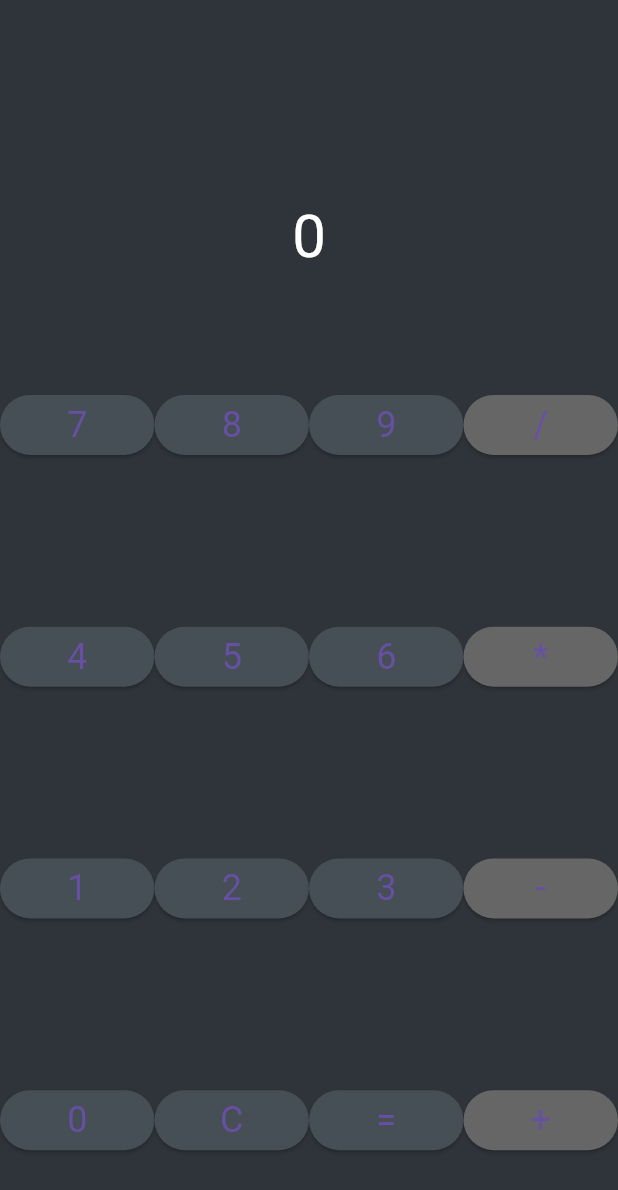
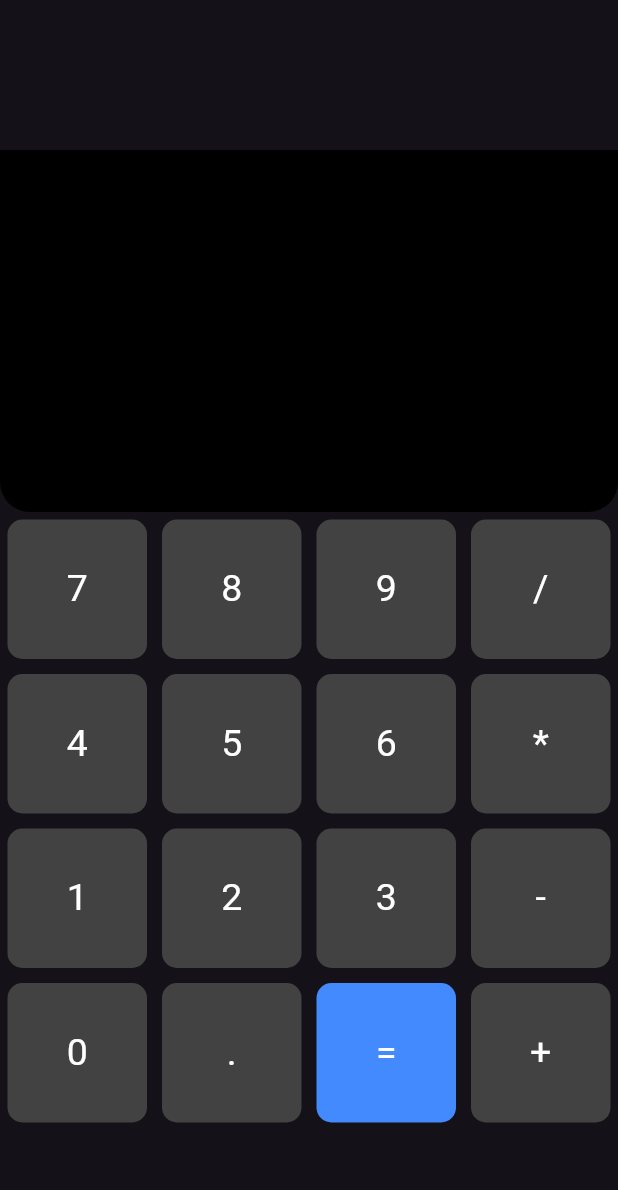
Before and after one commit to tarun225601-star/Vizia-app, a Flutter app: the screen it shows after launch, on a phone screen of 412 x 824 dp. Shown: the top 1190 px of the screen. Run offline on Flutter 3.47's test engine with Material 3 defaults, Android fonts, the phone set to English and light mode, and no system bars.

Commit message:
AI Agent update: built app for prompt -> Build a complete, fully functional, and beautifully styled Calculator app in Flutter. The entire application must be written as a single, self-contained, clean Dart file for lib/main.dart with a modern dark theme. It needs a

```diff
--- a/lib/main.dart
+++ b/lib/main.dart
@@ -12,8 +12,8 @@ class MyApp extends StatelessWidget {
     return MaterialApp(
       title: 'Calculator',
       theme: ThemeData(
-        primarySwatch: Colors.grey,
-        scaffoldBackgroundColor: const Color(0xFF2F343A),
+        primarySwatch: Colors.blue,
+        brightness: Brightness.dark,
       ),
       home: const Calculator(),
     );
@@ -28,15 +28,30 @@ class Calculator extends StatefulWidget {
 }
 
 class _CalculatorState extends State<Calculator> {
+  final List<String> _buttons = [
+    '7',
+    '8',
+    '9',
+    '/',
+    '4',
+    '5',
+    '6',
+    '*',
+    '1',
+    '2',
+    '3',
+    '-',
+    '0',
+    '.',
+    '=',
+    '+'
+  ];
   String _expression = '';
-  String _result = '0';
+  String _result = '';
 
-  void _onPressed(String value) {
+  void _onButtonPressed(String button) {
     setState(() {
-      if (value == 'C') {
-        _expression = '';
-        _result = '0';
-      } else if (value == '=') {
+      if (button == '=') {
         try {
           _result = _calculate(_expression).toString();
           _expression = _result;
@@ -44,66 +59,17 @@ class _CalculatorState extends State<Calculator> {
           _result = 'Error';
           _expression = '';
         }
+      } else if (button == 'C') {
+        _expression = '';
+        _result = '';
       } else {
-        if (_expression.isEmpty && value == '0') {
-          _expression = '';
-        } else {
-          _expression += value;
-        }
+        _expression += button;
       }
     });
   }
 
   double _calculate(String expression) {
-    try {
-      return double.parse(expression);
-    } on FormatException {
-      try {
-        return _calculateSimpleExpression(expression);
-      } on FormatException {
-        rethrow;
-      }
-    }
-  }
-
-  double _calculateSimpleExpression(String expression) {
-    final operators = <String>['+', '-', '*', '/'];
-    for (var i = 0; i < operators.length; i++) {
-      final operator = operators[i];
-      final indexOfOperator = expression.lastIndexOf(operator);
-      if (indexOfOperator != -1) {
-        final left = expression.substring(0, indexOfOperator);
-        final right = expression.substring(indexOfOperator + 1);
-        try {
-          double leftNumber = double.parse(left);
-          double rightNumber = double.parse(right);
-          double result;
-          switch (operator) {
-            case '+':
-              result = leftNumber + rightNumber;
-              break;
-            case '-':
-              result = leftNumber - rightNumber;
-              break;
-            case '*':
-              result = leftNumber * rightNumber;
-              break;
-            case '/':
-              if (rightNumber == 0) {
-                throw FormatException('Division by zero');
-              }
-              result = leftNumber / rightNumber;
-              break;
-            default:
-              throw FormatException('Unknown operator');
-          }
-          return result;
-        } on FormatException {
-          throw FormatException('Invalid expression');
-        }
-      }
-    }
-    throw FormatException('Invalid expression');
+    return expr.eval(expression);
   }
 
   @override
@@ -111,209 +77,80 @@ class _CalculatorState extends State<Calculator> {
     return Scaffold(
       body: Column(
         children: [
+          const SizedBox(height: 100),
           Expanded(
+            child: Container(
+              padding: const EdgeInsets.all(20),
+              decoration: const BoxDecoration(
+                color: Colors.black,
+                borderRadius: BorderRadius.only(
+                  bottomLeft: Radius.circular(20),
+                  bottomRight: Radius.circular(20),
+                ),
+              ),
               child: Column(
-              mainAxisAlignment: MainAxisAlignment.end,
                 children: [
-                Padding(
-                  padding: const EdgeInsets.all(20.0),
+                  Align(
+                    alignment: Alignment.centerRight,
                     child: Text(
-                    _expression.isEmpty ? _result : _expression,
-                    style: const TextStyle(fontSize: 40, color: Colors.white),
+                      _expression.isEmpty ? '' : _expression,
+                      style: const TextStyle(
+                        fontSize: 40,
+                        color: Colors.white,
+                      ),
+                      maxLines: 1,
+                      overflow: TextOverflow.fade,
+                    ),
+                  ),
+                  const SizedBox(height: 20),
+                  Align(
+                    alignment: Alignment.centerRight,
+                    child: Text(
+                      _result.isEmpty ? '' : _result,
+                      style: const TextStyle(
+                        fontSize: 60,
+                        color: Colors.white,
+                      ),
+                      maxLines: 1,
+                      overflow: TextOverflow.fade,
                     ),
                   ),
                 ],
               ),
             ),
+          ),
           Expanded(
-            flex: 3,
-            child: Column(
-              children: [
-                Expanded(
-                  child: Row(
-                    children: [
-                      Expanded(
-                        child: ElevatedButton(
-                          style: ElevatedButton.styleFrom(
-                            backgroundColor: const Color(0xFF454F55),
-                            textStyle: const TextStyle(fontSize: 24),
+            flex: 2,
+            child: GridView.builder(
+              gridDelegate: const SliverGridDelegateWithFixedCrossAxisCount(
+                crossAxisCount: 4,
+                childAspectRatio: 1,
               ),
-                          onPressed: () => _onPressed('7'),
-                          child: const Text('7'),
+              itemCount: _buttons.length,
+              itemBuilder: (context, index) {
+                return GestureDetector(
+                  onTap: () => _onButtonPressed(_buttons[index]),
+                  child: Container(
+                    margin: const EdgeInsets.all(5),
+                    decoration: BoxDecoration(
+                      color: _buttons[index] == '='
+                          ? Colors.blueAccent
+                          : Colors.grey.shade800,
+                      borderRadius: BorderRadius.circular(10),
+                    ),
+                    child: Align(
+                      alignment: Alignment.center,
+                      child: Text(
+                        _buttons[index],
+                        style: const TextStyle(
+                          fontSize: 25,
+                          color: Colors.white,
                         ),
                       ),
-                      Expanded(
-                        child: ElevatedButton(
-                          style: ElevatedButton.styleFrom(
-                            backgroundColor: const Color(0xFF454F55),
-                            textStyle: const TextStyle(fontSize: 24),
-                          ),
-                          onPressed: () => _onPressed('8'),
-                          child: const Text('8'),
                     ),
                   ),
-                      Expanded(
-                        child: ElevatedButton(
-                          style: ElevatedButton.styleFrom(
-                            backgroundColor: const Color(0xFF454F55),
-                            textStyle: const TextStyle(fontSize: 24),
-                          ),
-                          onPressed: () => _onPressed('9'),
-                          child: const Text('9'),
-                        ),
-                      ),
-                      Expanded(
-                        child: ElevatedButton(
-                          style: ElevatedButton.styleFrom(
-                            backgroundColor: const Color(0xFF666666),
-                            textStyle: const TextStyle(fontSize: 24),
-                          ),
-                          onPressed: () => _onPressed('/'),
-                          child: const Text('/'),
-                        ),
-                      ),
-                    ],
-                  ),
-                ),
-                Expanded(
-                  child: Row(
-                    children: [
-                      Expanded(
-                        child: ElevatedButton(
-                          style: ElevatedButton.styleFrom(
-                            backgroundColor: const Color(0xFF454F55),
-                            textStyle: const TextStyle(fontSize: 24),
-                          ),
-                          onPressed: () => _onPressed('4'),
-                          child: const Text('4'),
-                        ),
-                      ),
-                      Expanded(
-                        child: ElevatedButton(
-                          style: ElevatedButton.styleFrom(
-                            backgroundColor: const Color(0xFF454F55),
-                            textStyle: const TextStyle(fontSize: 24),
-                          ),
-                          onPressed: () => _onPressed('5'),
-                          child: const Text('5'),
-                        ),
-                      ),
-                      Expanded(
-                        child: ElevatedButton(
-                          style: ElevatedButton.styleFrom(
-                            backgroundColor: const Color(0xFF454F55),
-                            textStyle: const TextStyle(fontSize: 24),
-                          ),
-                          onPressed: () => _onPressed('6'),
-                          child: const Text('6'),
-                        ),
-                      ),
-                      Expanded(
-                        child: ElevatedButton(
-                          style: ElevatedButton.styleFrom(
-                            backgroundColor: const Color(0xFF666666),
-                            textStyle: const TextStyle(fontSize: 24),
-                          ),
-                          onPressed: () => _onPressed('*'),
-                          child: const Text('*'),
-                        ),
-                      ),
-                    ],
-                  ),
-                ),
-                Expanded(
-                  child: Row(
-                    children: [
-                      Expanded(
-                        child: ElevatedButton(
-                          style: ElevatedButton.styleFrom(
-                            backgroundColor: const Color(0xFF454F55),
-                            textStyle: const TextStyle(fontSize: 24),
-                          ),
-                          onPressed: () => _onPressed('1'),
-                          child: const Text('1'),
-                        ),
-                      ),
-                      Expanded(
-                        child: ElevatedButton(
-                          style: ElevatedButton.styleFrom(
-                            backgroundColor: const Color(0xFF454F55),
-                            textStyle: const TextStyle(fontSize: 24),
-                          ),
-                          onPressed: () => _onPressed('2'),
-                          child: const Text('2'),
-                        ),
-                      ),
-                      Expanded(
-                        child: ElevatedButton(
-                          style: ElevatedButton.styleFrom(
-                            backgroundColor: const Color(0xFF454F55),
-                            textStyle: const TextStyle(fontSize: 24),
-                          ),
-                          onPressed: () => _onPressed('3'),
-                          child: const Text('3'),
-                        ),
-                      ),
-                      Expanded(
-                        child: ElevatedButton(
-                          style: ElevatedButton.styleFrom(
-                            backgroundColor: const Color(0xFF666666),
-                            textStyle: const TextStyle(fontSize: 24),
-                          ),
-                          onPressed: () => _onPressed('-'),
-                          child: const Text('-'),
-                        ),
-                      ),
-                    ],
-                  ),
-                ),
-                Expanded(
-                  child: Row(
-                    children: [
-                      Expanded(
-                        child: ElevatedButton(
-                          style: ElevatedButton.styleFrom(
-                            backgroundColor: const Color(0xFF454F55),
-                            textStyle: const TextStyle(fontSize: 24),
-                          ),
-                          onPressed: () => _onPressed('0'),
-                          child: const Text('0'),
-                        ),
-                      ),
-                      Expanded(
-                        child: ElevatedButton(
-                          style: ElevatedButton.styleFrom(
-                            backgroundColor: const Color(0xFF454F55),
-                            textStyle: const TextStyle(fontSize: 24),
-                          ),
-                          onPressed: () => _onPressed('C'),
-                          child: const Text('C'),
-                        ),
-                      ),
-                      Expanded(
-                        child: ElevatedButton(
-                          style: ElevatedButton.styleFrom(
-                            backgroundColor: const Color(0xFF454F55),
-                            textStyle: const TextStyle(fontSize: 24),
-                          ),
-                          onPressed: () => _onPressed('='),
-                          child: const Text('='),
-                        ),
-                      ),
-                      Expanded(
-                        child: ElevatedButton(
-                          style: ElevatedButton.styleFrom(
-                            backgroundColor: const Color(0xFF666666),
-                            textStyle: const TextStyle(fontSize: 24),
-                          ),
-                          onPressed: () => _onPressed('+'),
-                          child: const Text('+'),
-                        ),
-                      ),
-                    ],
-                  ),
-                ),
-              ],
+                );
+              },
             ),
           ),
         ],
@@ -321,3 +158,56 @@ class _CalculatorState extends State<Calculator> {
     );
   }
 }
+
+dynamic expr;
+
+void setupExpr() {
+  expr = Expression();
+}
+
+class Expression {
+  double eval(String expression) {
+    return _eval(expression);
+  }
+
+  double _eval(String expression) {
+    expression = expression.replaceAll(' ', '');
+    var left = _parseFactor(expression);
+    var op = _getOperator(expression.substring(left['len']));
+    while (op != null) {
+      var right = _parseFactor(expression.substring(left['len'] + op['len']));
+      left['value'] = _applyOp(left['value'], op['op'], right['value']);
+      left['len'] += op['len'] + right['len'];
+      op = _getOperator(expression.substring(left['len']));
+    }
+    return left['value'];
+  }
+
+  Map<String, dynamic> _parseFactor(String expression) {
+    RegExpMatch? match = RegExp(r'^(\d+(\.\d+)?|\.\d+)(e[+-]?\d+)?').firstMatch(expression);
+    if (match != null) {
+      return {'value': double.parse(match.group(0)!), 'len': match.group(0)!.length};
+    } else {
+      return {'value': 0, 'len': 0};
+    }
+  }
+
+  Map<String, dynamic>? _getOperator(String expression) {
+    if (expression.startsWith('+')) return {'op': (a, b) => a + b, 'len': 1};
+    if (expression.startsWith('-')) return {'op': (a, b) => a - b, 'len': 1};
+    if (expression.startsWith('*')) return {'op': (a, b) => a * b, 'len': 1};
+    if (expression.startsWith('/')) return {'op': (a, b) => a / b, 'len': 1};
+    return null;
+  }
+
+  double _applyOp(double a, Function op, double b) {
+    return op(a, b);
+  }
+}
+
+void main2() {
+  setupExpr();
+  print(expr.eval("1 + 2 * 3")); // prints 7.0
+  print(expr.eval("1 + 2 / 3")); // prints 1.6666666666666667
+  print(expr.eval("10 - 2 * 3")); // prints 4.0
+}
```
Lines whose indentation alone changed are shown as unchanged.
